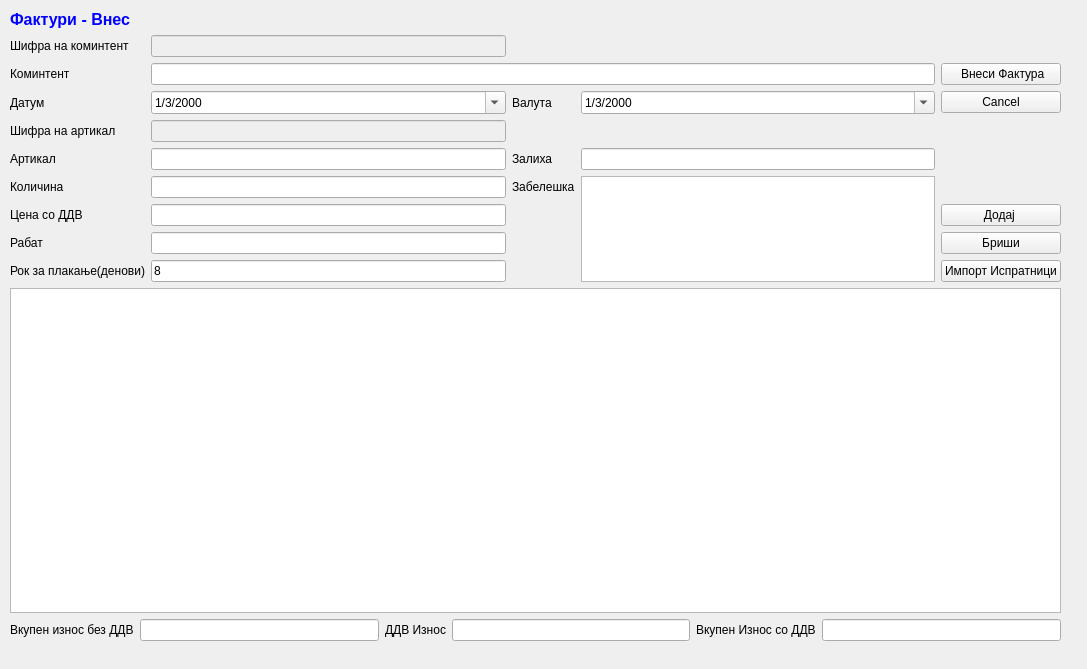
srgank/sterna_x, file sterna/InternaIspratnica/int_ispratnicavnes.ui: the form before one commit.
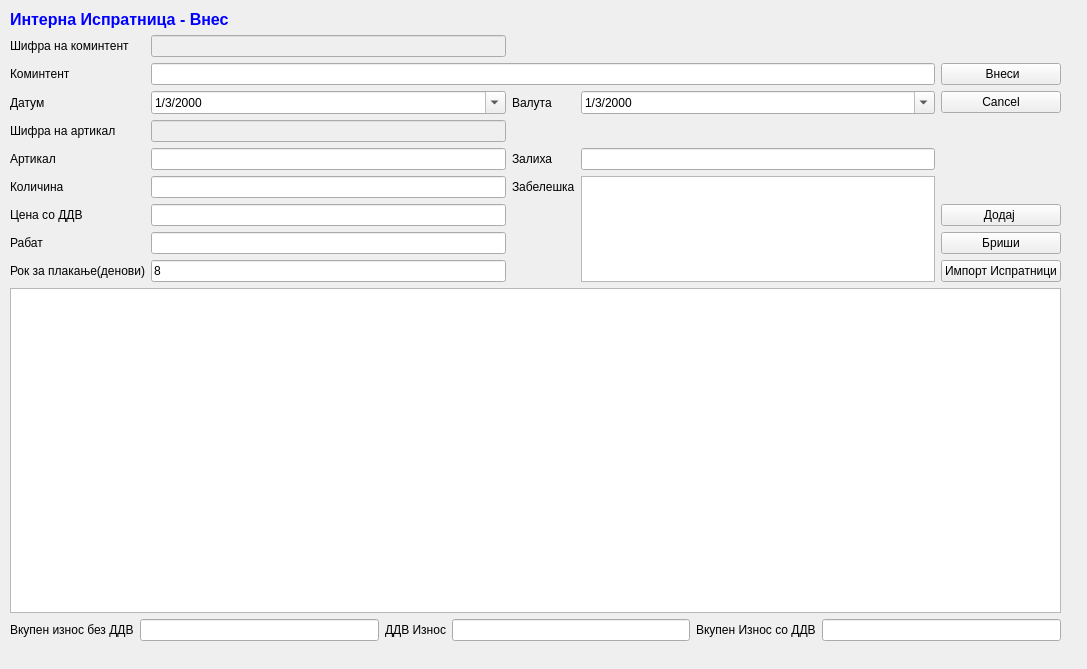
The form after the commit. Icons and pictures are not drawn.

```diff
--- a/sterna/InternaIspratnica/int_ispratnicavnes.ui
+++ b/sterna/InternaIspratnica/int_ispratnicavnes.ui
@@ -331,15 +331,15 @@
        <string>&lt;!DOCTYPE HTML PUBLIC &quot;-//W3C//DTD HTML 4.0//EN&quot; &quot;http://www.w3.org/TR/REC-html40/strict.dtd&quot;&gt;
 &lt;html&gt;&lt;head&gt;&lt;meta name=&quot;qrichtext&quot; content=&quot;1&quot; /&gt;&lt;style type=&quot;text/css&quot;&gt;
 p, li { white-space: pre-wrap; }
-&lt;/style&gt;&lt;/head&gt;&lt;body style=&quot; font-family:'MS Shell Dlg 2'; font-size:10pt; font-weight:400; font-style:normal;&quot;&gt;
-&lt;p style=&quot; margin-top:0px; margin-bottom:0px; margin-left:0px; margin-right:0px; -qt-block-indent:0; text-indent:0px;&quot;&gt;&lt;span style=&quot; font-size:12pt; font-weight:600; color:#0000ff;&quot;&gt;Фактури - Внес&lt;/span&gt;&lt;/p&gt;&lt;/body&gt;&lt;/html&gt;</string>
+&lt;/style&gt;&lt;/head&gt;&lt;body style=&quot; font-family:'Sans Serif'; font-size:9pt; font-weight:400; font-style:normal;&quot;&gt;
+&lt;p style=&quot; margin-top:0px; margin-bottom:0px; margin-left:0px; margin-right:0px; -qt-block-indent:0; text-indent:0px;&quot;&gt;&lt;span style=&quot; font-family:'MS Shell Dlg 2'; font-size:12pt; font-weight:600; color:#0000ff;&quot;&gt;Интерна Испратница - Внес&lt;/span&gt;&lt;/p&gt;&lt;/body&gt;&lt;/html&gt;</string>
       </property>
      </widget>
     </item>
     <item row="3" column="4">
      <widget class="QPushButton" name="pushButton_4">
       <property name="text">
-       <string> Внеси Фактура</string>
+       <string> Внеси</string>
       </property>
       <property name="icon">
        <iconset>
```
